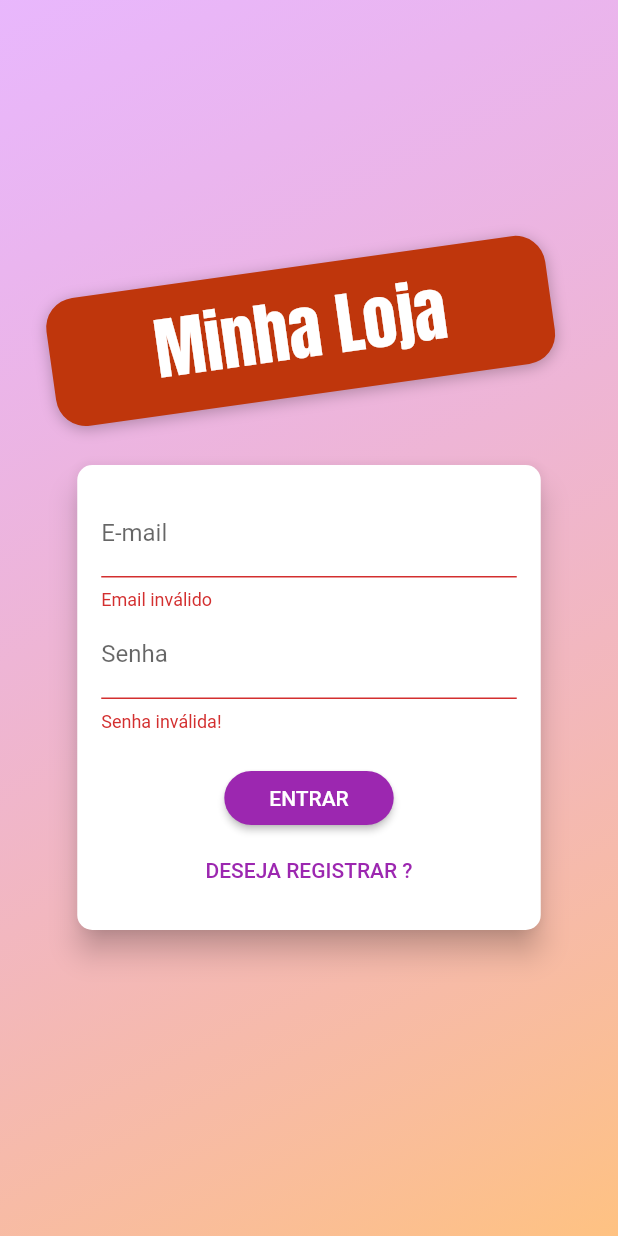
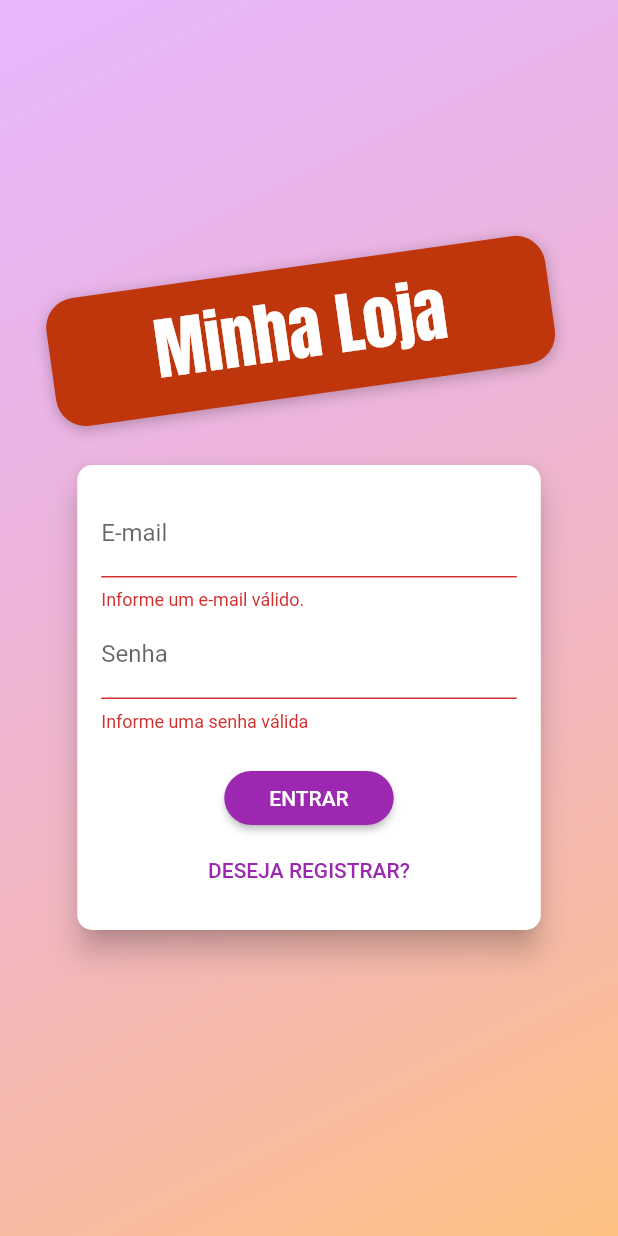
Before and after one commit to ravelsoares/shop, a Flutter app: the screen it shows after launch, after a tap on "ENTRAR", on a phone screen of 412 x 824 dp. Run offline on Flutter 3.47's test engine with Material 2 defaults, Android fonts, the phone set to English and light mode, and no system bars; network calls fail.

Commit message:
Correção de erro

```diff
--- a/lib/components/auth_form.dart
+++ b/lib/components/auth_form.dart
@@ -1,48 +1,77 @@
 import 'package:flutter/material.dart';
 import 'package:provider/provider.dart';
 import 'package:shop/exceptions/auth_exception.dart';
-import 'package:shop/utils/app_routes.dart';
+import 'package:shop/models/auth.dart';
 
-import '../models/auth.dart';
-
-enum AuthMode { signup, login }
+enum AuthMode { Signup, Login }
 
 class AuthForm extends StatefulWidget {
   const AuthForm({Key? key}) : super(key: key);
 
   @override
-  State<AuthForm> createState() => _AuthFormState();
+  _AuthFormState createState() => _AuthFormState();
 }
 
 class _AuthFormState extends State<AuthForm> {
   final _passwordController = TextEditingController();
   final _formKey = GlobalKey<FormState>();
   bool _isLoading = false;
-  AuthMode _authMode = AuthMode.login;
+  AuthMode _authMode = AuthMode.Login;
   Map<String, String> _authData = {
     'email': '',
     'password': '',
   };
 
-  bool _isSignup() => _authMode == AuthMode.signup;
-  bool _isLogin() => _authMode == AuthMode.login;
+  bool _isLogin() => _authMode == AuthMode.Login;
+  bool _isSignup() => _authMode == AuthMode.Signup;
+
+  void _switchAuthMode() {
+    setState(() {
+      if (_isLogin()) {
+        _authMode = AuthMode.Signup;
+      } else {
+        _authMode = AuthMode.Login;
+      }
+    });
+  }
+
+  void _showErrorDialog(String msg) {
+    showDialog(
+      context: context,
+      builder: (ctx) => AlertDialog(
+        title: Text('Ocorreu um Erro'),
+        content: Text(msg),
+        actions: [
+          TextButton(
+            onPressed: () => Navigator.of(context).pop(),
+            child: Text('Fechar'),
+          ),
+        ],
+      ),
+    );
+  }
 
   Future<void> _submit() async {
-    final _isValid = _formKey.currentState?.validate() ?? false;
-    if (!_isValid) {
+    final isValid = _formKey.currentState?.validate() ?? false;
+
+    if (!isValid) {
       return;
     }
+
     setState(() => _isLoading = true);
 
     _formKey.currentState?.save();
-    Auth auth = Provider.of<Auth>(context, listen: false);
+    Auth auth = Provider.of(context, listen: false);
 
     try {
       if (_isLogin()) {
-        await auth.login(_authData['email']!, _authData['password']!).then(
-            (value) => Navigator.of(context)
-                .pushReplacementNamed(AppRoutes.authOrHomeScreen));
+        // Login
+        await auth.login(
+          _authData['email']!,
+          _authData['password']!,
+        );
       } else {
+        // Registrar
         await auth.signup(
           _authData['email']!,
           _authData['password']!,
@@ -51,38 +80,10 @@ class _AuthFormState extends State<AuthForm> {
     } on AuthException catch (error) {
       _showErrorDialog(error.toString());
     } catch (error) {
-      _showErrorDialog('Ocorreu um erro inesperado');
+      _showErrorDialog('Ocorreu um erro inesperado!');
     }
 
     setState(() => _isLoading = false);
-  }
-
-  void _showErrorDialog(String msg) {
-    showDialog(
-      context: context,
-      builder: (context) {
-        return AlertDialog(
-          content: Text(msg),
-          title: const Text('Ocorreu um erro'),
-          actions: [
-            TextButton(
-              onPressed: () => Navigator.of(context).pop(),
-              child: const Text('OK'),
-            ),
-          ],
-        );
-      },
-    );
-  }
-
-  void _switchAuthMode() {
-    setState(() {
-      if (_isLogin()) {
-        _authMode = AuthMode.signup;
-      } else {
-        _authMode = AuthMode.login;
-      }
-    });
   }
 
   @override
@@ -94,64 +95,62 @@ class _AuthFormState extends State<AuthForm> {
         borderRadius: BorderRadius.circular(10),
       ),
       child: Container(
+        padding: const EdgeInsets.all(16),
         height: _isLogin() ? 310 : 400,
         width: deviceSize.width * 0.75,
-        padding: const EdgeInsets.all(16),
         child: Form(
           key: _formKey,
           child: Column(
             children: [
               TextFormField(
-                decoration: const InputDecoration(labelText: 'E-mail'),
+                decoration: InputDecoration(labelText: 'E-mail'),
                 keyboardType: TextInputType.emailAddress,
                 onSaved: (email) => _authData['email'] = email ?? '',
                 validator: (_email) {
                   final email = _email ?? '';
                   if (email.trim().isEmpty || !email.contains('@')) {
-                    return 'Email inválido';
+                    return 'Informe um e-mail válido.';
                   }
                   return null;
                 },
               ),
               TextFormField(
+                decoration: InputDecoration(labelText: 'Senha'),
+                keyboardType: TextInputType.emailAddress,
+                obscureText: true,
                 controller: _passwordController,
-                decoration: const InputDecoration(
-                  labelText: 'Senha',
-                ),
-                obscureText: true,
                 onSaved: (password) => _authData['password'] = password ?? '',
                 validator: (_password) {
                   final password = _password ?? '';
                   if (password.isEmpty || password.length < 5) {
-                    return 'Senha inválida!';
+                    return 'Informe uma senha válida';
                   }
                   return null;
                 },
               ),
               if (_isSignup())
                 TextFormField(
-                  decoration: const InputDecoration(
-                    labelText: 'Confirmar Senha',
-                  ),
+                  decoration: InputDecoration(labelText: 'Confirmar Senha'),
+                  keyboardType: TextInputType.emailAddress,
                   obscureText: true,
                   validator: _isLogin()
                       ? null
                       : (_password) {
                           final password = _password ?? '';
                           if (password != _passwordController.text) {
-                            return 'Senhas diferentes';
+                            return 'Senhas informadas não conferem.';
                           }
                           return null;
                         },
                 ),
-              const SizedBox(height: 20),
+              SizedBox(height: 20),
               if (_isLoading)
-                const CircularProgressIndicator()
+                CircularProgressIndicator()
               else
                 ElevatedButton(
                   onPressed: _submit,
                   child: Text(
-                    _authMode == AuthMode.login ? 'ENTRAR' : 'REGISTRAR',
+                    _authMode == AuthMode.Login ? 'ENTRAR' : 'REGISTRAR',
                   ),
                   style: ElevatedButton.styleFrom(
                     shape: RoundedRectangleBorder(
@@ -163,11 +162,11 @@ class _AuthFormState extends State<AuthForm> {
                     ),
                   ),
                 ),
-              const Spacer(),
+              Spacer(),
               TextButton(
                 onPressed: _switchAuthMode,
                 child: Text(
-                  _isLogin() ? 'DESEJA REGISTRAR ?' : 'JÁ POSSUI UMA CONTA ?',
+                  _isLogin() ? 'DESEJA REGISTRAR?' : 'JÁ POSSUI CONTA?',
                 ),
               ),
             ],
--- a/lib/main.dart
+++ b/lib/main.dart
@@ -4,18 +4,17 @@ import 'package:shop/models/auth.dart';
 import 'package:shop/models/cart.dart';
 import 'package:shop/models/order_list.dart';
 import 'package:shop/models/product_list.dart';
-import 'package:shop/screens/auth_screen.dart';
+import 'package:shop/screens/auth_or_home._screen.dart';
 import 'package:shop/screens/cart_screen.dart';
 import 'package:shop/screens/orders_screen.dart';
 import 'package:shop/screens/product_detail_screen.dart';
 import 'package:shop/screens/product_form_page.dart';
-import 'package:shop/screens/products_overview_screen.dart';
 import 'package:shop/screens/products_screen.dart';
 import 'package:shop/utils/app_routes.dart';
 import 'package:flutter_localizations/flutter_localizations.dart';
 
 void main() {
-  runApp(const MyApp());
+  runApp(MyApp());
 }
 
 class MyApp extends StatelessWidget {
@@ -63,7 +62,7 @@ class MyApp extends StatelessWidget {
         ),
         debugShowCheckedModeBanner: false,
         routes: {
-          AppRoutes.authOrHomeScreen: (context) => const AuthScreen(),
+          AppRoutes.authOrHomeScreen: (context) => const AuthOrHomeScreen(),
           AppRoutes.productDetail: (context) => const ProductDetailScreen(),
           AppRoutes.cart: (context) => const CartScreen(),
           AppRoutes.orders: (context) => const OrdersScreen(),
--- a/lib/models/auth.dart
+++ b/lib/models/auth.dart
@@ -47,10 +47,10 @@ class Auth with ChangeNotifier {
       _token = body['idToken'];
       _email = body['email'];
       _uid = body['localId'];
-      _expiryDate = DateTime.now().add(Duration(seconds: 3600));
+      _expiryDate =
+          DateTime.now().add(Duration(seconds: int.parse(body['expiresIn'])));
       notifyListeners();
     }
-    print(body);
   }
 
   Future<void> signup(String email, String password) async {
--- a/lib/screens/auth_or_home._screen.dart
+++ b/lib/screens/auth_or_home._screen.dart
@@ -4,12 +4,17 @@ import 'package:shop/models/auth.dart';
 import 'package:shop/screens/auth_screen.dart';
 import 'package:shop/screens/products_overview_screen.dart';
 
-class AuthOrHomeScreen extends StatelessWidget {
+class AuthOrHomeScreen extends StatefulWidget {
   const AuthOrHomeScreen({Key? key}) : super(key: key);
 
   @override
+  State<AuthOrHomeScreen> createState() => _AuthOrHomeScreenState();
+}
+
+class _AuthOrHomeScreenState extends State<AuthOrHomeScreen> {
+  @override
   Widget build(BuildContext context) {
-    Auth auth = Provider.of<Auth>(context);
+    Auth auth = Provider.of(context);
     return auth.isAuth ? ProductsOverviewScreen() : AuthScreen();
   }
 }
```
